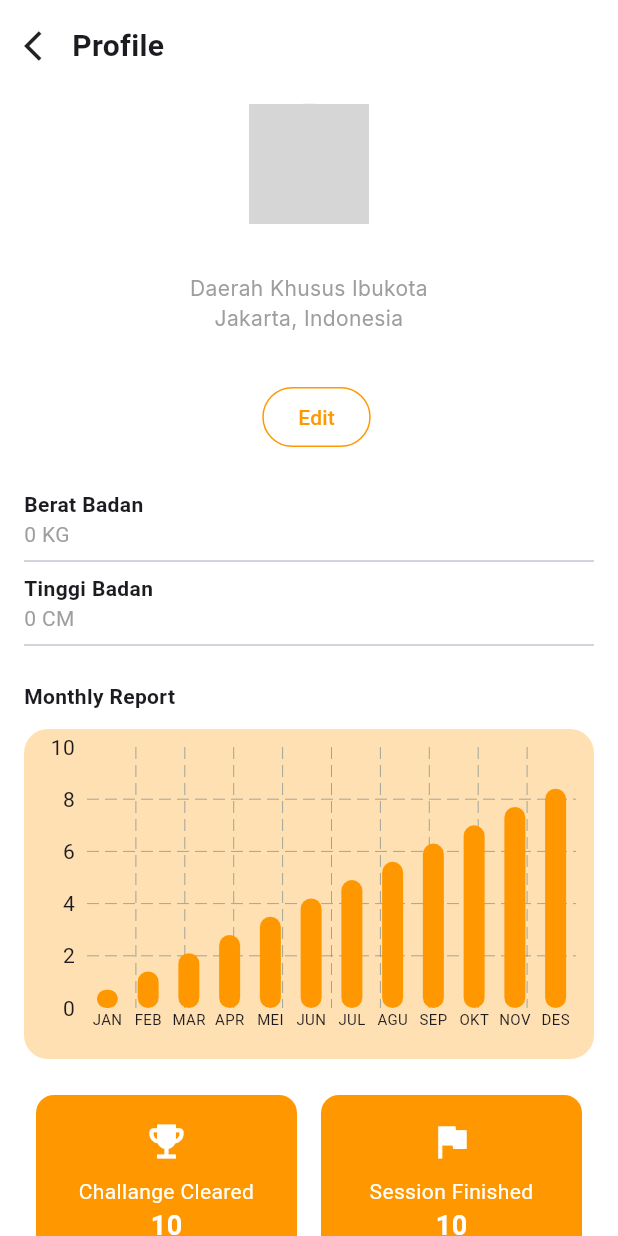
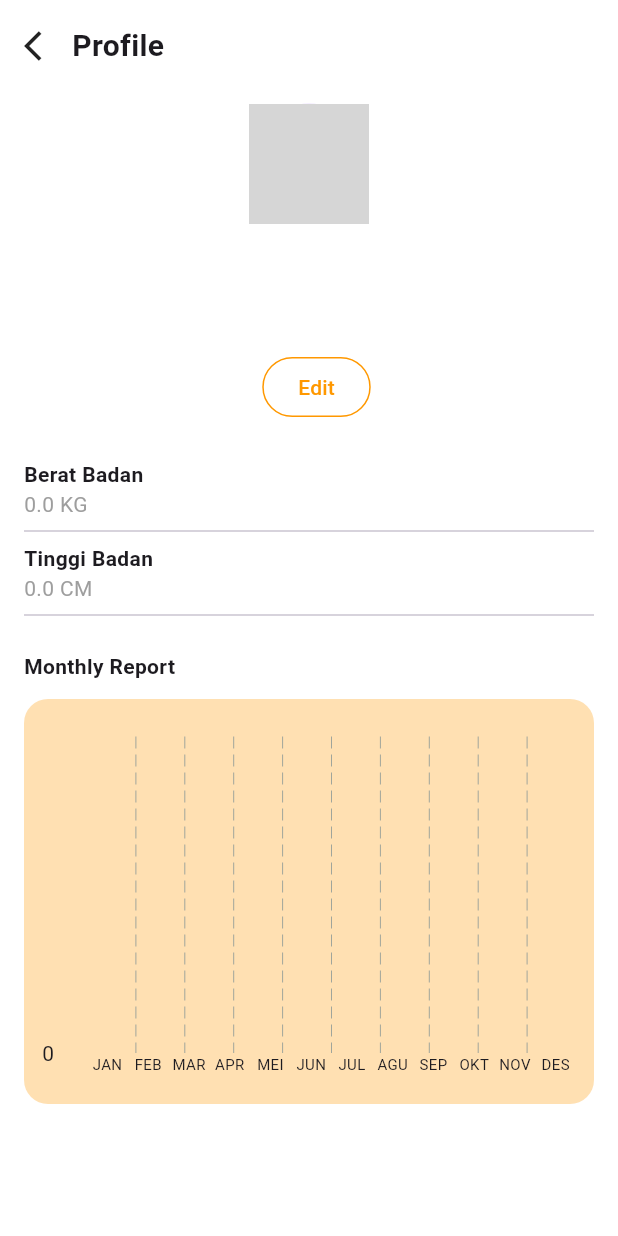
Before and after one commit to Wildanzulfikar/Project-LariYuk, a Flutter app: the ProfilePage screen opened by its route, on a phone screen of 412 x 824 dp. Run offline on Flutter 3.47's test engine with Material 3 defaults, Android fonts, the phone set to English and light mode, and no system bars; drawn by our look-alikes of fl_chart; our stand-ins replace cloud_firestore, firebase_auth, firebase_core, firebase_storage, flutter_map, geocoding and 8 more; missing offline and left inert: tutorial_coach_mark; accounts and stored records are empty; network calls fail; grey boxes are pictures that could not be loaded.

Commit message:
New Changes

```diff
--- a/lib/pages/ProfilePage.dart
+++ b/lib/pages/ProfilePage.dart
@@ -6,7 +6,7 @@
 import 'package:fl_chart/fl_chart.dart';
 import 'package:image_picker/image_picker.dart';
 import 'package:firebase_storage/firebase_storage.dart';
-import 'package:lari_yuk/pages/dashboard_page.dart'; // Import DashboardPage
+import 'package:flutter/services.dart';
 
 class ProfilePage extends StatefulWidget {
   const ProfilePage({super.key});
@@ -17,6 +17,8 @@
 
 class _ProfilePageState extends State<ProfilePage> {
   bool isEditing = false;
+  bool isLoading = true;
+  List<Map<String, dynamic>> monthlyData = [];
   String name = '';
   String location = 'Daerah Khusus Ibukota\nJakarta, Indonesia';
   String weight = '';
@@ -27,6 +29,9 @@
   final weightController = TextEditingController();
   final heightController = TextEditingController();
 
+  final FirebaseAuth _auth = FirebaseAuth.instance;
+  final FirebaseFirestore _firestore = FirebaseFirestore.instance;
+
   @override
   void initState() {
     super.initState();
@@ -34,18 +39,61 @@
   }
 
   Future<void> _loadUserData() async {
-    final user = FirebaseAuth.instance.currentUser;
-    if (user != null) {
-      // Fetch user data from Firestore
-      final doc = await FirebaseFirestore.instance.collection('users').doc(user.uid).get();
-      final data = doc.data();
+    try {
+      final User? user = _auth.currentUser;
+      if (user == null) {
+        setState(() => isLoading = false);
+        return;
+      }
+
+      // 1. Load profile data
+      final userDoc = await _firestore.collection('users').doc(user.uid).get();
+      if (userDoc.exists) {
+        final data = userDoc.data();
         setState(() {
           name = data?['name'] ?? user.displayName ?? 'Unknown User';
-        // Convert number to string for weight and height
-        weight = data?['weight']?.toString() ?? 'Not Set';
-        height = data?['height']?.toString() ?? 'Not Set';
+          // Convert Firestore numbers to strings, ensuring valid format
+          weight = data?['weight'] != null ? data!['weight'].toString() : '65.0';
+          height = data?['height'] != null ? data!['height'].toString() : '170.0';
+          location = data?['location'] ?? 'Daerah Khusus Ibukota\nJakarta, Indonesia';
           profileImageUrl = data?['avatarUrl'] ?? user.photoURL;
         });
+      }
+
+      // 2. Load running history (subcollection)
+      final runningHistoryQuery =
+          await _firestore.collection('users').doc(user.uid).collection('running_history').get();
+
+      final Map<int, double> monthlyDistance = {};
+
+      for (final doc in runningHistoryQuery.docs) {
+        final data = doc.data();
+        final distance = data['distance'] as double? ?? 0.0;
+        final timestamp = data['date'] as Timestamp?;
+
+        if (timestamp != null) {
+          final date = timestamp.toDate();
+          final month = date.month;
+          monthlyDistance[month] = (monthlyDistance[month] ?? 0.0) + distance;
+        }
+      }
+
+      // 3. Format data for chart
+      final formattedData = List.generate(12, (index) {
+        final month = index + 1;
+        return {'month': month, 'distance': monthlyDistance[month] ?? 0.0};
+      });
+
+      setState(() {
+        monthlyData = formattedData;
+        isLoading = false;
+      });
+    } catch (e) {
+      setState(() => isLoading = false);
+      debugPrint('Error loading user data: $e');
+      ScaffoldMessenger.of(context).showSnackBar(
+        SnackBar(content: Text('Error loading data: ${e.toString()}')),
+      );
     }
   }
 
@@ -54,6 +102,28 @@
     final newWeight = weightController.text.trim();
     final newHeight = heightController.text.trim();
 
+    // Validate weight and height inputs
+    if (newWeight.isNotEmpty) {
+      try {
+        double.parse(newWeight);
+      } catch (e) {
+        ScaffoldMessenger.of(context).showSnackBar(
+          const SnackBar(content: Text('Please enter a valid weight (e.g., 65.0)')),
+        );
+        return;
+      }
+    }
+    if (newHeight.isNotEmpty) {
+      try {
+        double.parse(newHeight);
+      } catch (e) {
+        ScaffoldMessenger.of(context).showSnackBar(
+          const SnackBar(content: Text('Please enter a valid height (e.g., 175.0)')),
+        );
+        return;
+      }
+    }
+
     setState(() {
       name = newName.isNotEmpty ? newName : name;
       weight = newWeight.isNotEmpty ? newWeight : weight;
@@ -61,13 +131,14 @@
       isEditing = false;
     });
 
-    final user = FirebaseAuth.instance.currentUser;
+    final user = _auth.currentUser;
     if (user != null) {
-      await FirebaseFirestore.instance.collection('users').doc(user.uid).set({
+      await _firestore.collection('users').doc(user.uid).set({
         'name': name,
-        'weight': newWeight.isNotEmpty ? num.parse(newWeight) : num.parse(weight), // Convert to number
-        'height': newHeight.isNotEmpty ? num.parse(newHeight) : num.parse(height), // Convert to number
+        'weight': newWeight.isNotEmpty ? double.parse(newWeight) : double.parse(weight),
+        'height': newHeight.isNotEmpty ? double.parse(newHeight) : double.parse(height),
         'avatarUrl': profileImageUrl,
+        'location': location,
       }, SetOptions(merge: true));
 
       // Update Firebase Auth display name and photo URL if changed
@@ -82,20 +153,26 @@
     final picked = await picker.pickImage(source: ImageSource.gallery);
 
     if (picked != null) {
-      final ref = FirebaseStorage.instance.ref().child('profile_images/${FirebaseAuth.instance.currentUser!.uid}/${picked.name}');
+      final ref = FirebaseStorage.instance.ref().child('profile_images/${_auth.currentUser!.uid}/${picked.name}');
       await ref.putFile(File(picked.path));
       final url = await ref.getDownloadURL();
 
       setState(() => profileImageUrl = url);
 
       // Update Firestore with new photo URL
-      await FirebaseFirestore.instance.collection('users').doc(FirebaseAuth.instance.currentUser!.uid).set({
+      await _firestore.collection('users').doc(_auth.currentUser!.uid).set({
         'avatarUrl': url,
       }, SetOptions(merge: true));
 
       // Update Firebase Auth photo URL
-      await FirebaseAuth.instance.currentUser!.updatePhotoURL(url);
+      await _auth.currentUser!.updatePhotoURL(url);
     }
+  }
+
+  double _calculateMaxY() {
+    if (monthlyData.isEmpty) return 10;
+    final maxDistance = monthlyData.map((e) => e['distance'] as double).reduce((a, b) => a > b ? a : b);
+    return (maxDistance * 1.2).ceilToDouble();
   }
 
   @override
@@ -117,24 +194,7 @@
                 children: [
                   GestureDetector(
                     onTap: () {
-                      Navigator.pushReplacement(
-                        context,
-                        PageRouteBuilder(
-                          pageBuilder: (context, animation, secondaryAnimation) => const DashboardPage(),
-                          transitionsBuilder: (context, animation, secondaryAnimation, child) {
-                            const begin = Offset(1.0, 0.0); // Start from right
-                            const end = Offset(0.0, 0.0); // End at center
-                            const curve = Curves.ease;
-
-                            var tween = Tween(begin: begin, end: end).chain(CurveTween(curve: curve));
-
-                            return SlideTransition(
-                              position: animation.drive(tween),
-                              child: child,
-                            );
-                          },
-                        ),
-                      );
+                      Navigator.pushReplacementNamed(context, '/dashboard');
                     },
                     child: const Icon(Icons.arrow_back_ios, size: 24),
                   ),
@@ -185,10 +245,12 @@
                       style: GoogleFonts.inter(fontSize: 14, color: Colors.grey),
                     ),
                     const SizedBox(height: 16),
+
                     const SizedBox(height: 16),
                     Row(
                       mainAxisAlignment: MainAxisAlignment.center,
                       children: [
+
                         const SizedBox(width: 10),
                         OutlinedButton(
                           onPressed: () {
@@ -213,13 +275,39 @@
               const SizedBox(height: 24),
               const Text('Berat Badan', style: TextStyle(fontWeight: FontWeight.bold)),
               isEditing
-                  ? TextField(controller: weightController, keyboardType: TextInputType.number)
-                  : Text('$weight KG', style: const TextStyle(color: Colors.grey)),
+                  ? TextField(
+                      controller: weightController,
+                      keyboardType: TextInputType.number,
+                      inputFormatters: [FilteringTextInputFormatter.allow(RegExp(r'^\d*\.?\d*$'))],
+                      decoration: const InputDecoration(
+                        suffixText: 'KG',
+                        hintText: 'Enter weight (e.g., 65.0)',
+                      ),
+                    )
+                  : Text(
+                      weight.isNotEmpty && double.tryParse(weight) != null
+                          ? '${double.parse(weight).toStringAsFixed(1)} KG'
+                          : 'Not Set',
+                      style: const TextStyle(color: Colors.grey),
+                    ),
               const Divider(),
               const Text('Tinggi Badan', style: TextStyle(fontWeight: FontWeight.bold)),
               isEditing
-                  ? TextField(controller: heightController, keyboardType: TextInputType.number)
-                  : Text('$height CM', style: const TextStyle(color: Colors.grey)),
+                  ? TextField(
+                      controller: heightController,
+                      keyboardType: TextInputType.number,
+                      inputFormatters: [FilteringTextInputFormatter.allow(RegExp(r'^\d*\.?\d*$'))],
+                      decoration: const InputDecoration(
+                        suffixText: 'CM',
+                        hintText: 'Enter height (e.g., 175.0)',
+                      ),
+                    )
+                  : Text(
+                      height.isNotEmpty && double.tryParse(height) != null
+                          ? '${double.parse(height).toStringAsFixed(1)} CM'
+                          : 'Not Set',
+                      style: const TextStyle(color: Colors.grey),
+                    ),
               const Divider(),
 
               const SizedBox(height: 16),
@@ -231,25 +319,54 @@
 
               // Chart
               Container(
-                height: 220,
-                padding: const EdgeInsets.all(12),
+                height: 270,
+                padding: const EdgeInsets.only(top: 25, left: 12, right: 12, bottom: 12),
                 decoration: BoxDecoration(
                   color: Colors.orange.shade100,
                   borderRadius: BorderRadius.circular(16),
                 ),
-                child: BarChart(
+                child: isLoading
+                    ? const Center(child: CircularProgressIndicator())
+                    : BarChart(
                         BarChartData(
                           alignment: BarChartAlignment.spaceAround,
-                    maxY: 10,
+                          maxY: _calculateMaxY(),
                           barTouchData: BarTouchData(enabled: false),
                           titlesData: FlTitlesData(
-                      leftTitles: AxisTitles(sideTitles: SideTitles(showTitles: true, reservedSize: 30)),
+                            leftTitles: AxisTitles(
+                              sideTitles: SideTitles(
+                                showTitles: true,
+                                reservedSize: 30,
+                                getTitlesWidget: (value, meta) {
+                                  return Text(value.toInt().toString());
+                                },
+                              ),
+                            ),
                             bottomTitles: AxisTitles(
                               sideTitles: SideTitles(
                                 showTitles: true,
-                          getTitlesWidget: (value, _) {
-                            const months = ['JAN', 'FEB', 'MAR', 'APR', 'MEI', 'JUN', 'JUL', 'AGU', 'SEP', 'OKT', 'NOV', 'DES'];
-                            return Text(value.toInt() < months.length ? months[value.toInt()] : '', style: const TextStyle(fontSize: 10));
+                                getTitlesWidget: (double value, TitleMeta meta) {
+                                  const months = [
+                                    'JAN',
+                                    'FEB',
+                                    'MAR',
+                                    'APR',
+                                    'MEI',
+                                    'JUN',
+                                    'JUL',
+                                    'AGU',
+                                    'SEP',
+                                    'OKT',
+                                    'NOV',
+                                    'DES',
+                                  ];
+                                  if (value.toInt() < months.length) {
+                                    return Text(
+                                      months[value.toInt()],
+                                      style: const TextStyle(fontSize: 10),
+                                    );
+                                  }
+                                  return const Text('');
                                 },
                               ),
                             ),
@@ -257,25 +374,26 @@
                             topTitles: AxisTitles(sideTitles: SideTitles(showTitles: false)),
                           ),
                           borderData: FlBorderData(show: false),
-                    barGroups: List.generate(12, (i) {
-                      final value = (i + 1) * 0.7 % 10;
+                          barGroups: monthlyData.map((data) {
+                            final monthIndex = data['month'] - 1;
+                            final distance = data['distance'] as double;
                             return BarChartGroupData(
-                        x: i,
-                        barRods: [BarChartRodData(toY: value, color: Colors.orange, width: 14)],
+                              x: monthIndex,
+                              barRods: [
+                                BarChartRodData(
+                                  toY: distance,
+                                  color: Colors.orange,
+                                  width: 14,
+                                ),
+                              ],
                             );
-                    }),
+                          }).toList(),
                         ),
                       ),
               ),
 
               const SizedBox(height: 16),
-              Row(
-                mainAxisAlignment: MainAxisAlignment.spaceEvenly,
-                children: [
-                  _infoCard(Icons.emoji_events, 'Challange Cleared', '10'),
-                  _infoCard(Icons.flag, 'Session Finished', '10'),
-                ],
-              ),
+
             ],
           ),
         ),
@@ -296,8 +414,15 @@
           children: [
             Icon(icon, color: Colors.white, size: 30),
             const SizedBox(height: 8),
-            Text(title, textAlign: TextAlign.center, style: const TextStyle(fontSize: 14, color: Colors.white)),
-            Text(value, style: const TextStyle(fontSize: 18, fontWeight: FontWeight.bold, color: Colors.white)),
+            Text(
+              title,
+              textAlign: TextAlign.center,
+              style: const TextStyle(fontSize: 14, color: Colors.white),
+            ),
+            Text(
+              value,
+              style: const TextStyle(fontSize: 18, fontWeight: FontWeight.bold, color: Colors.white),
+            ),
           ],
         ),
       ),
```
Lines whose indentation alone changed are shown as unchanged.
